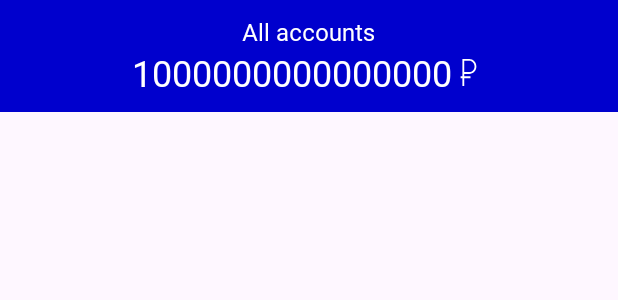
After one commit to MATTOROW/LookToMoney, an Android app: the layout fragment_account_main.xml on its own in the app's theme, with its tools: preview values and no code run, on a phone screen of 412 x 824 dp. The commit adds this screen. Shown: the top 300 px of the screen. Run offline under Robolectric (Android 15) with nearby library versions, the light colour scheme and no system bars.

Commit message:
Создан макет экрана со счётами

```diff
--- a/app/build.gradle.kts
+++ b/app/build.gradle.kts
@@ -41,13 +41,15 @@ android {
 
 dependencies {
 
-    implementation("com.fasterxml.jackson.module:jackson-module-kotlin:2.9.7")
+    implementation(libs.jackson.module.kotlin)
 
     implementation(libs.androidx.core.ktx)
     implementation(libs.androidx.appcompat)
     implementation(libs.material)
     implementation(libs.androidx.activity)
     implementation(libs.androidx.constraintlayout)
+    implementation(libs.androidx.navigation.fragment.ktx)
+    implementation(libs.androidx.navigation.ui.ktx)
     testImplementation(libs.junit)
     androidTestImplementation(libs.androidx.junit)
     androidTestImplementation(libs.androidx.espresso.core)
--- a/app/src/main/java/ru/itis/looktomoney/AddCategoryFragment.kt
+++ b/app/src/main/java/ru/itis/looktomoney/fragments/AddCategoryFragment.kt
@@ -1,11 +1,11 @@
-package ru.itis.looktomoney
+package ru.itis.looktomoney.fragments
 
 import android.graphics.Color
 import android.os.Bundle
 import android.view.View
 import android.widget.Toast
 import androidx.fragment.app.Fragment
-import ru.itis.looktomoney.adapters.CategorySpinnerAdapter
+import ru.itis.looktomoney.R
 import ru.itis.looktomoney.databinding.FragmentAddCategoryBinding
 import ru.itis.looktomoney.domain.Category
 import ru.itis.looktomoney.domain.DB_category_Helper
--- a/app/src/main/java/ru/itis/looktomoney/AddChangeFragment.kt
+++ b/app/src/main/java/ru/itis/looktomoney/fragments/AddChangeFragment.kt
@@ -1,4 +1,4 @@
-package ru.itis.looktomoney
+package ru.itis.looktomoney.fragments
 
 import android.graphics.Color
 import android.os.Bundle
@@ -6,6 +6,7 @@ import android.view.View
 import android.widget.AdapterView
 import android.widget.Toast
 import androidx.fragment.app.Fragment
+import ru.itis.looktomoney.R
 import ru.itis.looktomoney.adapters.CategorySpinnerAdapter
 import ru.itis.looktomoney.adapters.WalletSpinnerAdapter
 import ru.itis.looktomoney.databinding.FragmentAddChangeBinding
--- /dev/null
+++ b/app/src/main/res/drawable/ic_ruble.xml
@@ -0,0 +1,5 @@
+<vector xmlns:android="http://schemas.android.com/apk/res/android" android:height="50dp" android:viewportHeight="440" android:viewportWidth="440" android:width="50dp">
+
+    <path android:fillColor="#FF000000" android:pathData="M232.52,242.43c63.91,0 115.91,-54.38 115.91,-121.23C348.43,54.37 296.43,0 232.52,0H120.57v282.43h-29v30h29V440h30V312.43h101.96v-30H150.57v-40H232.52zM150.57,30h81.96c47.37,0 85.91,40.91 85.91,91.2c0,50.3 -38.54,91.23 -85.91,91.23h-81.96V30z"/>
+
+</vector>
--- /dev/null
+++ b/app/src/main/res/layout/fragment_account_main.xml
@@ -0,0 +1,68 @@
+<?xml version="1.0" encoding="utf-8"?>
+<androidx.constraintlayout.widget.ConstraintLayout xmlns:android="http://schemas.android.com/apk/res/android"
+    xmlns:app="http://schemas.android.com/apk/res-auto"
+    xmlns:tools="http://schemas.android.com/tools"
+    android:layout_width="match_parent"
+    android:layout_height="match_parent"
+    tools:context=".fragments.accounts.AccountMainFragment">
+
+    <LinearLayout
+        android:id="@+id/linearLayout2"
+        android:layout_width="match_parent"
+        android:layout_height="wrap_content"
+        android:background="@color/medium_blue"
+        android:gravity="center"
+        android:orientation="vertical"
+        android:padding="10dp"
+        app:layout_constraintEnd_toEndOf="parent"
+        app:layout_constraintStart_toStartOf="parent"
+        app:layout_constraintTop_toTopOf="parent">
+
+        <TextView
+            android:id="@+id/tvAllAccounts"
+            style="@style/allTextWhite"
+            android:layout_width="wrap_content"
+            android:layout_height="wrap_content"
+            android:gravity="center"
+            android:text="@string/all_accounts"
+            android:textSize="16sp" />
+
+        <LinearLayout
+            android:layout_width="match_parent"
+            android:layout_height="wrap_content"
+            android:gravity="center"
+            android:orientation="horizontal">
+
+            <TextView
+                android:id="@+id/tvAllMoney"
+                style="@style/allTextWhite"
+                android:layout_width="wrap_content"
+                android:layout_height="wrap_content"
+                android:layout_weight="0"
+                android:gravity="center"
+                android:textSize="24sp"
+                tools:text="1000000000000000" />
+
+            <ImageView
+                android:id="@+id/ivRubleIcon"
+                android:layout_width="22dp"
+                android:layout_height="match_parent"
+                android:layout_weight="0"
+                android:padding="2dp"
+                android:src="@drawable/ic_ruble"
+                app:tint="@color/white" />
+
+        </LinearLayout>
+
+    </LinearLayout>
+
+    <androidx.recyclerview.widget.RecyclerView
+        android:layout_width="0dp"
+        android:layout_height="0dp"
+        android:padding="20dp"
+        app:layout_constraintBottom_toBottomOf="parent"
+        app:layout_constraintEnd_toEndOf="parent"
+        app:layout_constraintStart_toStartOf="parent"
+        app:layout_constraintTop_toBottomOf="@+id/linearLayout2" />
+
+</androidx.constraintlayout.widget.ConstraintLayout>
--- a/app/src/main/res/layout/fragment_add_category.xml
+++ b/app/src/main/res/layout/fragment_add_category.xml
@@ -4,7 +4,7 @@
     android:layout_width="match_parent"
     android:layout_height="match_parent"
     xmlns:app="http://schemas.android.com/apk/res-auto"
-    tools:context=".AddCategoryFragment">
+    tools:context=".fragments.AddCategoryFragment">
 
     <LinearLayout
         android:id="@+id/linearLayout"
--- a/app/src/main/res/values/colors.xml
+++ b/app/src/main/res/values/colors.xml
@@ -4,4 +4,5 @@
     <color name="white">#FFFFFFFF</color>
     <color name="green">#2FFF00</color>
     <color name="red">#FD0000</color>
+    <color name="medium_blue">#0000CD</color>
 </resources>
--- a/app/src/main/res/values/strings.xml
+++ b/app/src/main/res/values/strings.xml
@@ -1,4 +1,4 @@
 <resources>
-    <string name="app_name">LookToMoney</string>
-    <string name="hello_blank_fragment">Hello blank fragment</string>
+    <string name="app_name" translatable="false">LookToMoney</string>
+    <string name="all_accounts">All accounts</string>
 </resources>
--- /dev/null
+++ b/app/src/main/res/values/styles.xml
@@ -0,0 +1,12 @@
+<?xml version="1.0" encoding="utf-8"?>
+<resources>
+    <style name="allTextWhite">
+        <item name="android:textColor">@color/white</item>
+        <item name="fontFamily">@font/roboto_regular</item>
+    </style>
+
+    <style name="allTextBlack">
+        <item name="android:textColor">@color/black</item>
+        <item name="fontFamily">@font/roboto_regular</item>
+    </style>
+</resources>
--- a/gradle/libs.versions.toml
+++ b/gradle/libs.versions.toml
@@ -1,5 +1,6 @@
 [versions]
 agp = "8.5.0-rc02"
+jacksonModuleKotlin = "2.9.7"
 kotlin = "1.9.0"
 coreKtx = "1.13.1"
 junit = "4.13.2"
@@ -9,9 +10,12 @@ appcompat = "1.7.0"
 material = "1.12.0"
 activity = "1.9.0"
 constraintlayout = "2.1.4"
+navigationFragmentKtx = "2.7.7"
+navigationUiKtx = "2.7.7"
 
 [libraries]
 androidx-core-ktx = { group = "androidx.core", name = "core-ktx", version.ref = "coreKtx" }
+jackson-module-kotlin = { module = "com.fasterxml.jackson.module:jackson-module-kotlin", version.ref = "jacksonModuleKotlin" }
 junit = { group = "junit", name = "junit", version.ref = "junit" }
 androidx-junit = { group = "androidx.test.ext", name = "junit", version.ref = "junitVersion" }
 androidx-espresso-core = { group = "androidx.test.espresso", name = "espresso-core", version.ref = "espressoCore" }
@@ -19,6 +23,8 @@ androidx-appcompat = { group = "androidx.appcompat", name = "appcompat", version
 material = { group = "com.google.android.material", name = "material", version.ref = "material" }
 androidx-activity = { group = "androidx.activity", name = "activity", version.ref = "activity" }
 androidx-constraintlayout = { group = "androidx.constraintlayout", name = "constraintlayout", version.ref = "constraintlayout" }
+androidx-navigation-fragment-ktx = { group = "androidx.navigation", name = "navigation-fragment-ktx", version.ref = "navigationFragmentKtx" }
+androidx-navigation-ui-ktx = { group = "androidx.navigation", name = "navigation-ui-ktx", version.ref = "navigationUiKtx" }
 
 [plugins]
 android-application = { id = "com.android.application", version.ref = "agp" }
```
Also changed, not shown: app/src/main/java/ru/itis/looktomoney/fragments/accounts/AccountMainFragment.kt (added, +18 -0 lines), app/src/main/java/ru/itis/looktomoney/fragments/accounts/AccountsContainerFragment.kt (added, +16 -0 lines), app/src/main/java/ru/itis/looktomoney/fragments/accounts/CreateNewAccountFragment.kt (added, +17 -0 lines), app/src/main/res/layout/activity_main.xml (+1 -12 lines), app/src/main/res/layout/fragment_accounts_container.xml (added, +20 -0 lines), app/src/main/res/layout/fragment_create_new_account.xml (added, +14 -0 lines), app/src/main/res/navigation/accounts_graph.xml (added, +21 -0 lines), app/src/main/res/font/roboto_bold.ttf (added), app/src/main/res/font/roboto_regular.ttf (added), 1 other file.
